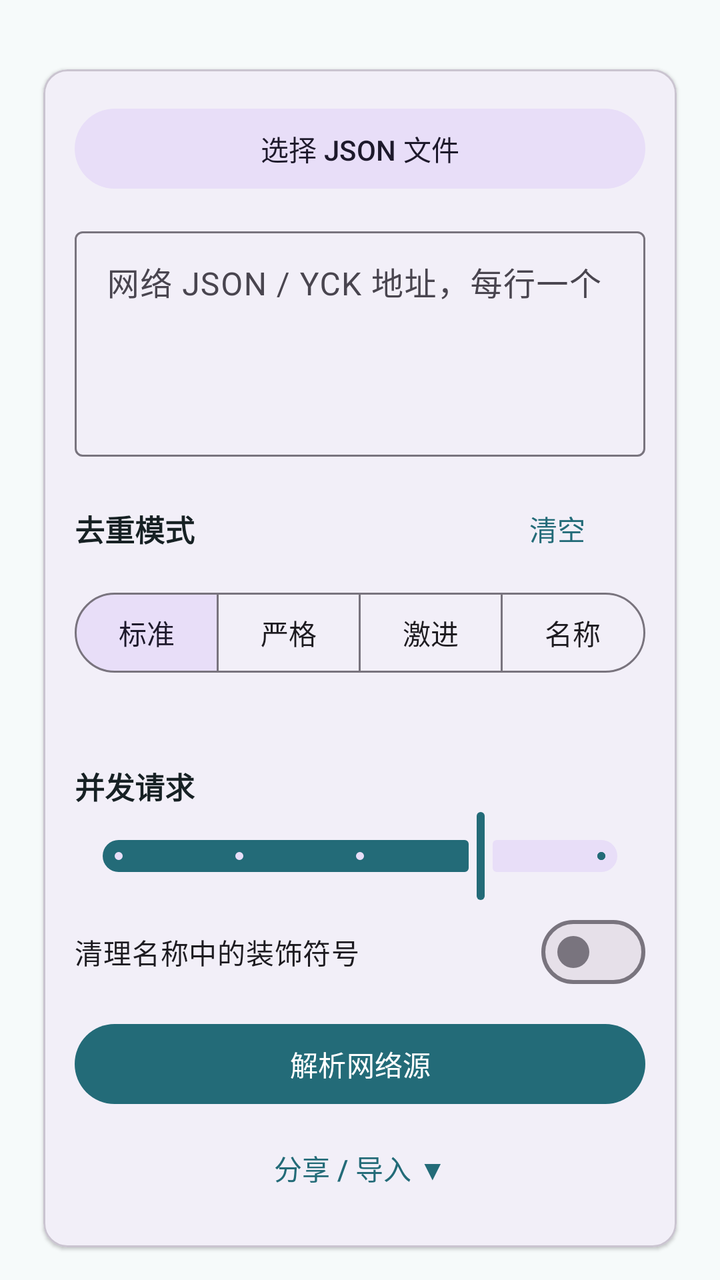
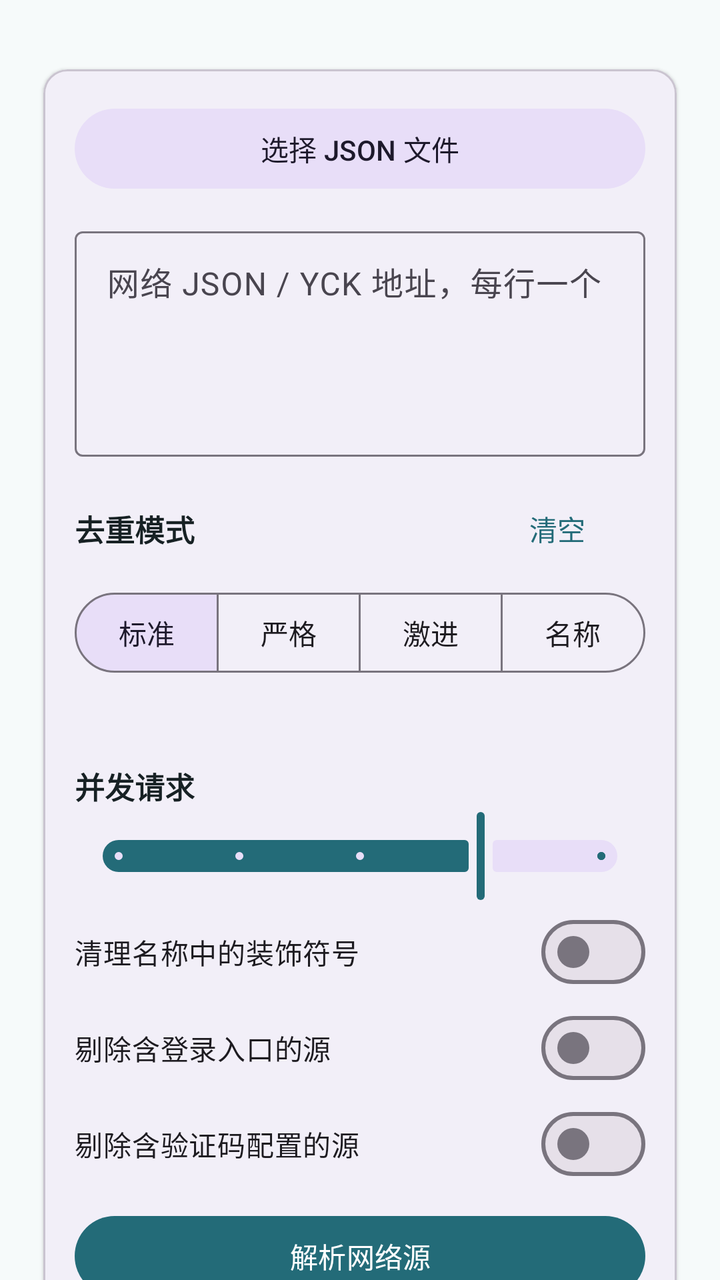

An Android layout rendered at two revisions. The XML below is the earlier revision; the diff shows what the commit changed to produce the second picture.
<!-- AndroidManifest.xml: application theme Theme.YueduDedupe -->
<!-- res/layout/page_dedupe.xml -->
<?xml version="1.0" encoding="utf-8"?>
<androidx.core.widget.NestedScrollView xmlns:android="http://schemas.android.com/apk/res/android"
    xmlns:app="http://schemas.android.com/apk/res-auto"
    android:layout_width="match_parent"
    android:layout_height="match_parent"
    android:fillViewport="true"
    android:clipToPadding="false">

    <LinearLayout
        android:layout_width="match_parent"
        android:layout_height="wrap_content"
        android:orientation="vertical"
        android:paddingStart="16dp"
        android:paddingTop="28dp"
        android:paddingEnd="16dp"
        android:paddingBottom="16dp">

        <com.google.android.material.card.MaterialCardView
            android:layout_width="match_parent"
            android:layout_height="wrap_content"
            app:cardElevation="1dp"
            app:cardUseCompatPadding="true">

            <LinearLayout
                android:layout_width="match_parent"
                android:layout_height="wrap_content"
                android:orientation="vertical"
                android:padding="16dp">

                <com.google.android.material.button.MaterialButton
                    android:id="@+id/btnChooseJson"
                    style="@style/Widget.Material3.Button.TonalButton"
                    android:layout_width="match_parent"
                    android:layout_height="wrap_content"
                    android:text="@string/choose_json" />

                <TextView
                    android:id="@+id/tvLocalStatus"
                    android:layout_width="match_parent"
                    android:layout_height="wrap_content"
                    android:layout_marginTop="8dp"
                    android:textColor="@color/md_theme_success"
                    android:visibility="gone" />

                <com.google.android.material.button.MaterialButton
                    android:id="@+id/btnUrlHistory"
                    style="@style/Widget.Material3.Button.TextButton"
                    android:layout_width="wrap_content"
                    android:layout_height="wrap_content"
                    android:layout_gravity="end"
                    android:layout_marginTop="4dp"
                    android:text="历史地址"
                    android:visibility="gone" />

                <com.google.android.material.textfield.TextInputLayout
                    android:layout_width="match_parent"
                    android:layout_height="wrap_content"
                    android:layout_marginTop="12dp"
                    android:hint="网络 JSON / YCK 地址，每行一个">

                    <com.google.android.material.textfield.TextInputEditText
                        android:id="@+id/etUrls"
                        android:layout_width="match_parent"
                        android:layout_height="wrap_content"
                        android:gravity="top"
                        android:minLines="4"
                        android:inputType="textMultiLine" />
                </com.google.android.material.textfield.TextInputLayout>

                <LinearLayout
                    android:layout_width="match_parent"
                    android:layout_height="wrap_content"
                    android:layout_marginTop="12dp"
                    android:gravity="center_vertical"
                    android:orientation="horizontal">

                    <TextView
                        android:layout_width="0dp"
                        android:layout_height="wrap_content"
                        android:layout_weight="1"
                        android:text="去重模式"
                        android:textColor="@color/md_theme_on_surface"
                        android:textSize="15sp"
                        android:textStyle="bold" />

                    <com.google.android.material.button.MaterialButton
                        android:id="@+id/btnClear"
                        style="@style/Widget.Material3.Button.TextButton"
                        android:layout_width="wrap_content"
                        android:layout_height="wrap_content"
                        android:text="@string/clear_all" />
                </LinearLayout>

                <com.google.android.material.button.MaterialButtonToggleGroup
                    android:id="@+id/modeGroup"
                    android:layout_width="match_parent"
                    android:layout_height="wrap_content"
                    android:layout_marginTop="4dp"
                    app:checkedButton="@+id/modeStandard"
                    app:selectionRequired="true"
                    app:singleSelection="true">

                    <com.google.android.material.button.MaterialButton
                        android:id="@+id/modeStandard"
                        style="@style/Widget.Material3.Button.OutlinedButton"
                        android:layout_width="0dp"
                        android:layout_height="wrap_content"
                        android:layout_weight="1"
                        android:minWidth="0dp"
                        android:padding="4dp"
                        android:text="标准" />

                    <com.google.android.material.button.MaterialButton
                        android:id="@+id/modeStrict"
                        style="@style/Widget.Material3.Button.OutlinedButton"
                        android:layout_width="0dp"
                        android:layout_height="wrap_content"
                        android:layout_weight="1"
                        android:minWidth="0dp"
                        android:padding="4dp"
                        android:text="严格" />

                    <com.google.android.material.button.MaterialButton
                        android:id="@+id/modeAggressive"
                        style="@style/Widget.Material3.Button.OutlinedButton"
                        android:layout_width="0dp"
                        android:layout_height="wrap_content"
                        android:layout_weight="1"
                        android:minWidth="0dp"
                        android:padding="4dp"
                        android:text="激进" />

                    <com.google.android.material.button.MaterialButton
                        android:id="@+id/modeName"
                        style="@style/Widget.Material3.Button.OutlinedButton"
                        android:layout_width="0dp"
                        android:layout_height="wrap_content"
                        android:layout_weight="1"
                        android:minWidth="0dp"
                        android:padding="4dp"
                        android:text="名称" />
                </com.google.android.material.button.MaterialButtonToggleGroup>

                <TextView
                    android:id="@+id/tvModeDesc"
                    android:layout_width="match_parent"
                    android:layout_height="wrap_content"
                    android:layout_marginTop="8dp"
                    android:layout_marginBottom="4dp"
                    android:textColor="@color/md_theme_on_surface"
                    android:textSize="13sp"
                    android:alpha="0.7"
                    android:lineSpacingExtra="3dp" />

                <TextView
                    android:layout_width="match_parent"
                    android:layout_height="wrap_content"
                    android:layout_marginTop="12dp"
                    android:text="并发请求"
                    android:textColor="@color/md_theme_on_surface"
                    android:textSize="15sp"
                    android:textStyle="bold" />

                <com.google.android.material.slider.Slider
                    android:id="@+id/sliderConcurrency"
                    android:layout_width="match_parent"
                    android:layout_height="wrap_content"
                    android:valueFrom="1"
                    android:valueTo="5"
                    android:stepSize="1"
                    android:value="4" />

                <com.google.android.material.materialswitch.MaterialSwitch
                    android:id="@+id/switchCleanNames"
                    android:layout_width="match_parent"
                    android:layout_height="wrap_content"
                    android:text="清理名称中的装饰符号" />

                <com.google.android.material.button.MaterialButton
                    android:id="@+id/btnParse"
                    android:layout_width="match_parent"
                    android:layout_height="wrap_content"
                    android:layout_marginTop="8dp"
                    android:text="@string/parse_network" />

                <com.google.android.material.button.MaterialButton
                    android:id="@+id/btnShare"
                    style="@style/Widget.Material3.Button.TextButton"
                    android:layout_width="match_parent"
                    android:layout_height="wrap_content"
                    android:layout_marginTop="4dp"
                    android:text="分享 / 导入 ▼" />
            </LinearLayout>
        </com.google.android.material.card.MaterialCardView>

        <com.google.android.material.card.MaterialCardView
            android:id="@+id/cardRunning"
            android:layout_width="match_parent"
            android:layout_height="wrap_content"
            android:visibility="gone"
            app:cardUseCompatPadding="true">

            <LinearLayout
                android:layout_width="match_parent"
                android:layout_height="wrap_content"
                android:orientation="vertical"
                android:padding="16dp">

                <LinearLayout
                    android:layout_width="match_parent"
                    android:layout_height="wrap_content"
                    android:gravity="center_vertical"
                    android:orientation="horizontal">

                    <TextView
                        android:id="@+id/tvProgress"
                        android:layout_width="0dp"
                        android:layout_height="wrap_content"
                        android:layout_weight="1"
                        android:text="等待开始"
                        android:textStyle="bold" />

                    <com.google.android.material.button.MaterialButton
                        android:id="@+id/btnStop"
                        style="@style/Widget.Material3.Button.OutlinedButton"
                        android:layout_width="wrap_content"
                        android:layout_height="wrap_content"
                        android:minWidth="0dp"
                        android:paddingStart="14dp"
                        android:paddingEnd="14dp"
                        android:text="停止" />
                </LinearLayout>

                <com.google.android.material.progressindicator.LinearProgressIndicator
                    android:id="@+id/progressBar"
                    android:layout_width="match_parent"
                    android:layout_height="wrap_content"
                    android:layout_marginTop="8dp"
                    android:indeterminate="false"
                    app:trackThickness="6dp" />

                <TextView
                    android:id="@+id/tvStatus"
                    android:layout_width="match_parent"
                    android:layout_height="wrap_content"
                    android:layout_marginTop="8dp"
                    android:textColor="@color/md_theme_outline" />

            </LinearLayout>
        </com.google.android.material.card.MaterialCardView>

        <com.google.android.material.card.MaterialCardView
            android:id="@+id/cardResult"
            android:layout_width="match_parent"
            android:layout_height="wrap_content"
            android:visibility="gone"
            app:cardUseCompatPadding="true">

            <LinearLayout
                android:layout_width="match_parent"
                android:layout_height="wrap_content"
                android:orientation="vertical"
                android:padding="16dp">

                <TextView
                    android:id="@+id/tvStats"
                    android:layout_width="match_parent"
                    android:layout_height="wrap_content"
                    android:fontFamily="sans-serif-medium"
                    android:textColor="@color/ledger_ink"
                    android:textSize="16sp" />

                <GridLayout
                    android:id="@+id/rowDedupeTiles"
                    android:layout_width="match_parent"
                    android:layout_height="wrap_content"
                    android:layout_marginTop="10dp"
                    android:columnCount="2"
                    android:rowCount="2"
                    android:alignmentMode="alignMargins"
                    android:useDefaultMargins="false">

                    <include
                        android:id="@+id/tileOriginal"
                        layout="@layout/item_stat_tile"
                        android:layout_width="0dp"
                        android:layout_height="wrap_content"
                        android:layout_margin="4dp"
                        android:layout_columnWeight="1" />

                    <include
                        android:id="@+id/tileDup"
                        layout="@layout/item_stat_tile"
                        android:layout_width="0dp"
                        android:layout_height="wrap_content"
                        android:layout_margin="4dp"
                        android:layout_columnWeight="1" />

                    <include
                        android:id="@+id/tileKept"
                        layout="@layout/item_stat_tile"
                        android:layout_width="0dp"
                        android:layout_height="wrap_content"
                        android:layout_margin="4dp"
                        android:layout_columnWeight="1" />

                    <include
                        android:id="@+id/tileBad"
                        layout="@layout/item_stat_tile"
                        android:layout_width="0dp"
                        android:layout_height="wrap_content"
                        android:layout_margin="4dp"
                        android:layout_columnWeight="1" />
                </GridLayout>

                <TextView
                    android:id="@+id/tvCheckStats"
                    android:layout_width="match_parent"
                    android:layout_height="wrap_content"
                    android:layout_marginTop="12dp"
                    android:fontFamily="sans-serif-medium"
                    android:text="@string/check_result_title"
                    android:textColor="@color/ledger_ink"
                    android:textSize="13sp"
                    android:visibility="gone" />

                <com.google.android.material.textfield.TextInputLayout
                    android:id="@+id/tilCheckSearch"
                    style="@style/Widget.Material3.TextInputLayout.FilledBox"
                    android:layout_width="match_parent"
                    android:layout_height="wrap_content"
                    android:layout_marginTop="8dp"
                    android:hint="搜索名称或URL"
                    android:visibility="gone"
                    app:boxBackgroundMode="filled"
                    app:endIconMode="clear_text">

                    <com.google.android.material.textfield.TextInputEditText
                        android:id="@+id/etCheckSearch"
                        android:layout_width="match_parent"
                        android:layout_height="wrap_content"
                        android:importantForAutofill="no"
                        android:inputType="text"
                        android:maxLines="1" />
                </com.google.android.material.textfield.TextInputLayout>

                <LinearLayout
                    android:id="@+id/rowCheckTiles"
                    android:layout_width="match_parent"
                    android:layout_height="wrap_content"
                    android:layout_marginTop="4dp"
                    android:orientation="horizontal"
                    android:visibility="gone">

                    <include
                        android:id="@+id/tileOk"
                        layout="@layout/item_stat_tile"
                        android:layout_width="0dp"
                        android:layout_height="wrap_content"
                        android:layout_margin="4dp"
                        android:layout_weight="1" />

                    <include
                        android:id="@+id/tileFail"
                        layout="@layout/item_stat_tile"
                        android:layout_width="0dp"
                        android:layout_height="wrap_content"
                        android:layout_margin="4dp"
                        android:layout_weight="1" />

                    <include
                        android:id="@+id/tileTimeout"
                        layout="@layout/item_stat_tile"
                        android:layout_width="0dp"
                        android:layout_height="wrap_content"
                        android:layout_margin="4dp"
                        android:layout_weight="1" />
                </LinearLayout>

                <TextView
                    android:id="@+id/tvFailReasons"
                    android:layout_width="match_parent"
                    android:layout_height="wrap_content"
                    android:layout_marginTop="8dp"
                    android:textColor="@color/md_theme_error"
                    android:textSize="13sp"
                    android:visibility="gone" />

                <com.google.android.material.button.MaterialButton
                    android:id="@+id/btnCheckDetail"
                    style="@style/Widget.Material3.Button.TextButton"
                    android:layout_width="match_parent"
                    android:layout_height="wrap_content"
                    android:layout_marginTop="4dp"
                    android:text="校验明细"
                    android:visibility="gone" />

                <LinearLayout
                    android:id="@+id/boxKindExport"
                    android:layout_width="match_parent"
                    android:layout_height="wrap_content"
                    android:layout_marginTop="8dp"
                    android:orientation="vertical"
                    android:visibility="gone">

                    <TextView
                        android:layout_width="match_parent"
                        android:layout_height="wrap_content"
                        android:layout_marginTop="8dp"
                        android:fontFamily="sans-serif-medium"
                        android:text="@string/export_kinds"
                        android:textColor="@color/ledger_ink"
                        android:textSize="13sp" />

                    <include
                        android:id="@+id/rowKindNovel"
                        layout="@layout/item_kind_export" />

                    <include
                        android:id="@+id/rowKindComic"
                        layout="@layout/item_kind_export" />

                    <include
                        android:id="@+id/rowKindVideo"
                        layout="@layout/item_kind_export" />

                    <include
                        android:id="@+id/rowKindAudio"
                        layout="@layout/item_kind_export" />

                    <include
                        android:id="@+id/rowKindFile"
                        layout="@layout/item_kind_export" />

                    <TextView
                        android:id="@+id/tvExportPreview"
                        android:layout_width="match_parent"
                        android:layout_height="wrap_content"
                        android:layout_marginTop="10dp"
                        android:textColor="@color/ledger_muted"
                        android:textSize="13sp" />
                </LinearLayout>

                <com.google.android.material.button.MaterialButton
                    android:id="@+id/btnCheck"
                    style="@style/Widget.Material3.Button.TonalButton"
                    android:layout_width="match_parent"
                    android:layout_height="wrap_content"
                    android:layout_marginTop="12dp"
                    android:text="@string/check_source" />

                <com.google.android.material.materialswitch.MaterialSwitch
                    android:id="@+id/switchOnlyUsable"
                    android:layout_width="match_parent"
                    android:layout_height="wrap_content"
                    android:layout_marginTop="8dp"
                    android:text="@string/only_usable"
                    android:visibility="gone" />

                <LinearLayout
                    android:layout_width="match_parent"
                    android:layout_height="wrap_content"
                    android:layout_marginTop="8dp"
                    android:orientation="horizontal">

                    <com.google.android.material.button.MaterialButton
                        android:id="@+id/btnImport"
                        android:layout_width="0dp"
                        android:layout_height="wrap_content"
                        android:layout_weight="1"
                        android:layout_marginEnd="4dp"
                        android:text="@string/import_reader" />

                    <com.google.android.material.button.MaterialButton
                        android:id="@+id/btnSave"
                        style="@style/Widget.Material3.Button.OutlinedButton"
                        android:layout_width="0dp"
                        android:layout_height="wrap_content"
                        android:layout_weight="1"
                        android:layout_marginStart="4dp"
                        android:text="@string/save_json" />
                </LinearLayout>

                <com.google.android.material.button.MaterialButton
                    android:id="@+id/btnExport"
                    style="@style/Widget.Material3.Button.TonalButton"
                    android:layout_width="match_parent"
                    android:layout_height="wrap_content"
                    android:layout_marginTop="8dp"
                    android:text="导出 ▼"
                    android:visibility="gone" />
            </LinearLayout>
        </com.google.android.material.card.MaterialCardView>
    </LinearLayout>
</androidx.core.widget.NestedScrollView>
<!-- res/layout/item_stat_tile.xml (included above) -->
<?xml version="1.0" encoding="utf-8"?>
<com.google.android.material.card.MaterialCardView xmlns:android="http://schemas.android.com/apk/res/android"
    xmlns:app="http://schemas.android.com/apk/res-auto"
    android:layout_width="0dp"
    android:layout_height="wrap_content"
    android:layout_margin="4dp"
    android:layout_weight="1"
    app:cardBackgroundColor="@color/ledger_paper"
    app:cardCornerRadius="8dp"
    app:cardElevation="0dp"
    app:strokeColor="@color/ledger_rule"
    app:strokeWidth="1dp">

    <LinearLayout
        android:layout_width="match_parent"
        android:layout_height="wrap_content"
        android:gravity="center"
        android:orientation="vertical"
        android:paddingTop="10dp"
        android:paddingBottom="10dp">

        <TextView
            android:id="@+id/tvStatValue"
            android:layout_width="wrap_content"
            android:layout_height="wrap_content"
            android:fontFamily="sans-serif-medium"
            android:text="0"
            android:textColor="@color/ledger_ink"
            android:textSize="20sp" />

        <TextView
            android:id="@+id/tvStatLabel"
            android:layout_width="wrap_content"
            android:layout_height="wrap_content"
            android:layout_marginTop="2dp"
            android:textColor="@color/ledger_muted"
            android:textSize="11sp" />
    </LinearLayout>
</com.google.android.material.card.MaterialCardView>
<!-- res/layout/item_kind_export.xml (included above) -->
<?xml version="1.0" encoding="utf-8"?>
<com.google.android.material.card.MaterialCardView xmlns:android="http://schemas.android.com/apk/res/android"
    xmlns:app="http://schemas.android.com/apk/res-auto"
    android:layout_width="match_parent"
    android:layout_height="wrap_content"
    android:layout_marginTop="8dp"
    app:cardBackgroundColor="@color/ledger_paper"
    app:cardCornerRadius="8dp"
    app:cardElevation="0dp"
    app:strokeColor="@color/ledger_rule"
    app:strokeWidth="1dp">

    <LinearLayout
        android:layout_width="match_parent"
        android:layout_height="wrap_content"
        android:gravity="center_vertical"
        android:orientation="horizontal"
        android:paddingEnd="8dp">

        <View
            android:id="@+id/kindRail"
            android:layout_width="5dp"
            android:layout_height="match_parent"
            android:minHeight="64dp"
            android:background="@color/md_theme_primary" />

        <LinearLayout
            android:layout_width="0dp"
            android:layout_height="wrap_content"
            android:layout_weight="1"
            android:orientation="vertical"
            android:paddingStart="12dp"
            android:paddingTop="10dp"
            android:paddingEnd="8dp"
            android:paddingBottom="10dp">

            <TextView
                android:id="@+id/tvKindTitle"
                android:layout_width="match_parent"
                android:layout_height="wrap_content"
                android:fontFamily="sans-serif-medium"
                android:textColor="@color/ledger_ink"
                android:textSize="15sp" />

            <TextView
                android:id="@+id/tvKindDetail"
                android:layout_width="match_parent"
                android:layout_height="wrap_content"
                android:layout_marginTop="2dp"
                android:textColor="@color/ledger_muted"
                android:textSize="12sp" />

            <com.google.android.material.progressindicator.LinearProgressIndicator
                android:id="@+id/barKind"
                android:layout_width="match_parent"
                android:layout_height="wrap_content"
                android:layout_marginTop="8dp"
                android:max="100"
                android:progress="0"
                app:indicatorColor="@color/md_theme_primary"
                app:trackColor="@color/md_theme_surface_variant"
                app:trackThickness="5dp"
                app:trackCornerRadius="3dp" />
        </LinearLayout>

        <com.google.android.material.materialswitch.MaterialSwitch
            android:id="@+id/switchKind"
            android:layout_width="wrap_content"
            android:layout_height="wrap_content"
            android:checked="true"
            android:minWidth="48dp"
            android:minHeight="48dp" />
    </LinearLayout>
</com.google.android.material.card.MaterialCardView>
<!-- resources referenced by this layout -->
<resources>
  <color name="ledger_ink">#172124</color>
  <color name="ledger_muted">#68777A</color>
  <color name="ledger_paper">#F1F7F7</color>
  <color name="ledger_rule">#D6E3E4</color>
  <color name="md_theme_error">#B3261E</color>
  <color name="md_theme_on_surface">#172124</color>
  <color name="md_theme_outline">#68777A</color>
  <color name="md_theme_primary">#236B78</color>
  <color name="md_theme_success">#2E7D32</color>
  <color name="md_theme_surface_variant">#DCE8E9</color>
  <string name="check_result_title">校验结果</string>
  <string name="check_source">校验源是否可用</string>
  <string name="choose_json">选择 JSON 文件</string>
  <string name="clear_all">清空</string>
  <string name="export_kinds">导入 / 保存范围</string>
  <string name="import_reader">导入到阅读</string>
  <string name="only_usable">仅导出可用源</string>
  <string name="parse_network">解析网络源</string>
  <string name="save_json">保存 JSON</string>
  <style name="Theme.YueduDedupe" parent="Theme.Material3.DayNight.NoActionBar">
          <item name="colorPrimary">@color/md_theme_primary</item>
          <item name="colorOnPrimary">@color/md_theme_on_primary</item>
          <item name="colorPrimaryContainer">@color/md_theme_primary_container</item>
          <item name="colorSecondary">@color/md_theme_secondary</item>
          <item name="android:statusBarColor">@color/md_theme_surface</item>
          <item name="android:navigationBarColor">@color/md_theme_surface</item>
          <item name="android:windowLightStatusBar">true</item>
          <item name="android:windowBackground">@color/md_theme_background</item>
      </style>
  <color name="md_theme_on_primary">#FFFFFF</color>
  <color name="md_theme_primary_container">#C7E9ED</color>
  <color name="md_theme_secondary">#536A70</color>
  <color name="md_theme_surface">#FFFFFF</color>
  <color name="md_theme_background">#F6FAFA</color>
</resources>

<!-- the commit's change to res/layout/page_dedupe.xml (unified diff, before → after) -->
@@ -175,6 +175,19 @@
                     android:layout_width="match_parent"
                     android:layout_height="wrap_content"
                     android:text="清理名称中的装饰符号" />
+
+                
+                <com.google.android.material.materialswitch.MaterialSwitch
+                    android:id="@+id/switchCleanLogin"
+                    android:layout_width="match_parent"
+                    android:layout_height="wrap_content"
+                    android:text="剔除含登录入口的源" />
+
+                <com.google.android.material.materialswitch.MaterialSwitch
+                    android:id="@+id/switchDeleteCaptcha"
+                    android:layout_width="match_parent"
+                    android:layout_height="wrap_content"
+                    android:text="剔除含验证码配置的源" />
 
                 <com.google.android.material.button.MaterialButton
                     android:id="@+id/btnParse"
